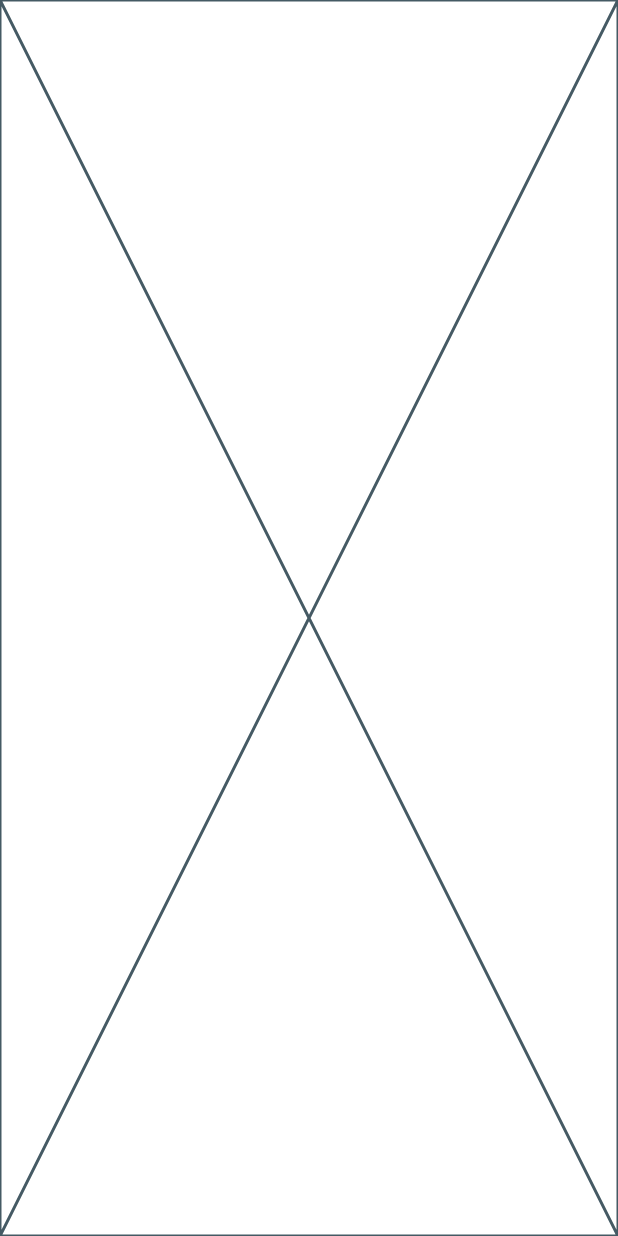
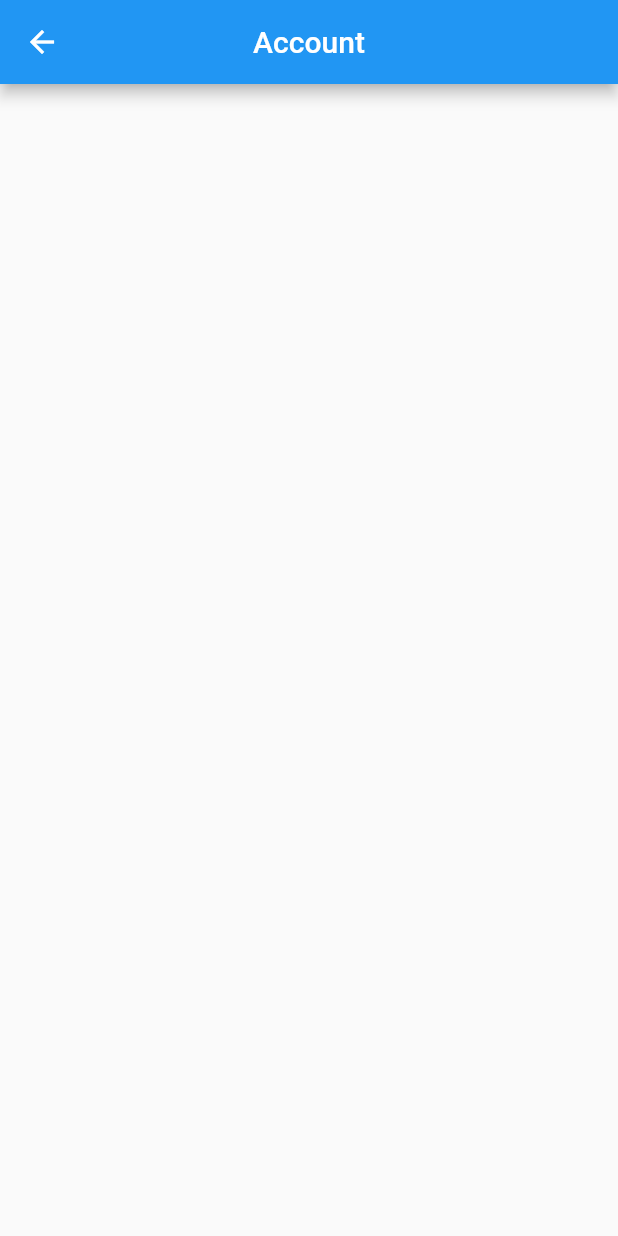
Before and after one commit to TiagoRibeiro02/To-Do_List, a Flutter app: the screen it shows after launch, in the side drawer, after a tap on "My Account", on a phone screen of 412 x 824 dp. Run offline on Flutter 3.47's test engine with Material 2 defaults, Android fonts, the phone set to English and light mode, and no system bars; our stand-ins replace carousel_slider.

Commit message:
routes fixed

```diff
--- a/lib/Nav_Pages/my_account.dart
+++ b/lib/Nav_Pages/my_account.dart
@@ -10,6 +10,14 @@ class My_Account extends StatefulWidget {
 class _My_AccountState extends State<My_Account> {
   @override
   Widget build(BuildContext context) {
-    return const Placeholder();
+    return Scaffold(
+      appBar: AppBar(
+        title: Text('Account'),
+        centerTitle: true,
+        leading: BackButton(
+          onPressed: () => Navigator.pop(context),
+        ),
+      ),
+    );
   }
 }
--- a/lib/main.dart
+++ b/lib/main.dart
@@ -18,12 +18,12 @@ void main() {
         '/': (context) => Login(),
         '/register': (context) => Register(),
         '/home': (context)  => home_page(),
-        '/nav/change_language': (context)  => Change_Language(),
-        '/nav/change_theme': (context)  => Change_Theme(),
-        '/nav/done_list': (context)  => Done_List(),
-        '/nav/feedback_wall': (context)  => Feedback_Wall(),
-        '/nav/my_account': (context)  => My_Account(),
-        '/nav/settings': (context)  => Settings(),
+        '/my_account': (context)  => My_Account(),
+        '/change_language': (context)  => Change_Language(),
+        '/change_theme': (context)  => Change_Theme(),
+        '/done_list': (context)  => Done_List(),
+        '/feedback_wall': (context)  => Feedback_Wall(),
+        '/settings': (context)  => Settings(),
       },
     )
   );
```
Also changed, not shown: lib/Pages/home.dart (+6 -6 lines).
